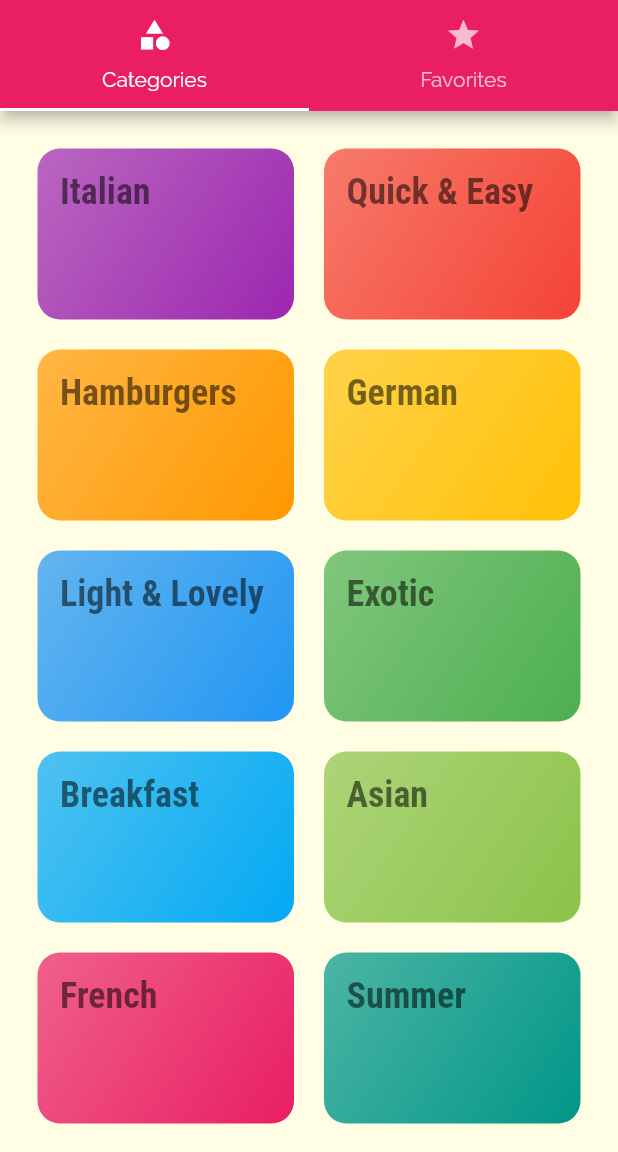
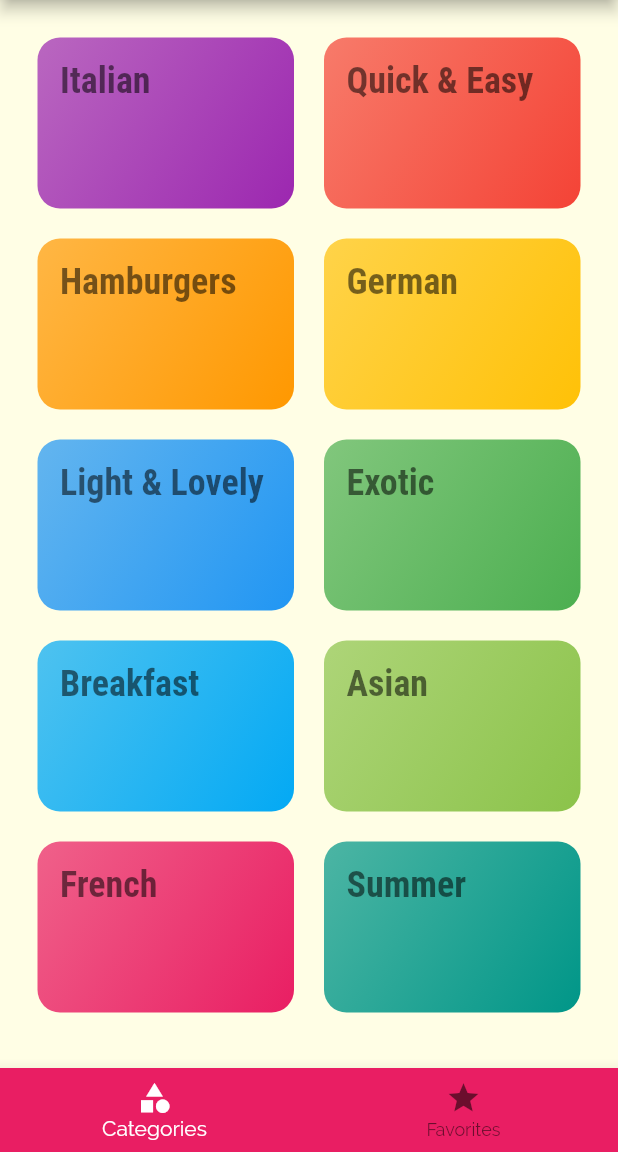
Before and after one commit to FARHADGULL/Food-Heart, a Flutter app: the screen it shows after launch, on a phone screen of 412 x 824 dp, the part 84-1236 px from its top. Run offline on Flutter 3.47's test engine with Material 2 defaults, Android fonts, the light colour scheme and no system bars.

Commit message:
Update tabs_screen.dart

```diff
--- a/lib/screens/tabs_screen.dart
+++ b/lib/screens/tabs_screen.dart
@@ -10,32 +10,41 @@ class TabsScreen extends StatefulWidget {
 }
 
 class _TabsScreenState extends State<TabsScreen> {
+  int _selectedIndex = 0;
+  final List<Widget> _pages = [
+    const CategoriesScreen(),
+    const FavoritesScreen(),
+  ];
+
+  void _selectPage(int index) {
+    setState(() {
+      _selectedIndex = index;
+    });
+  }
+
   @override
   Widget build(BuildContext context) {
-    return DefaultTabController(
-      length: 2,
-      child: Scaffold(
+    return Scaffold(
       appBar: AppBar(
         title: const Text('Food Heart'),
-            bottom: const TabBar(
-              tabs: [
-                Tab(
+      ),
+      body: _pages[_selectedIndex],
+      bottomNavigationBar: BottomNavigationBar(
+        onTap: _selectPage,
+        currentIndex: _selectedIndex,
+        backgroundColor: Theme.of(context).primaryColor,
+        selectedItemColor: Colors.white,
+        items: const [
+          BottomNavigationBarItem(
             icon: Icon(Icons.category),
-                  text: 'Categories',
+            label: 'Categories',
           ),
-                Tab(
+          BottomNavigationBarItem(
             icon: Icon(Icons.star),
-                  text: 'Favorites',
-                )
+            label: 'Favorites',
+          ),
         ],
       ),
-          ),
-          body: const TabBarView(
-            children: [
-              CategoriesScreen(),
-              FavoritesScreen(),
-            ],
-          )),
     );
   }
 }
```
Lines whose indentation alone changed are shown as unchanged.
